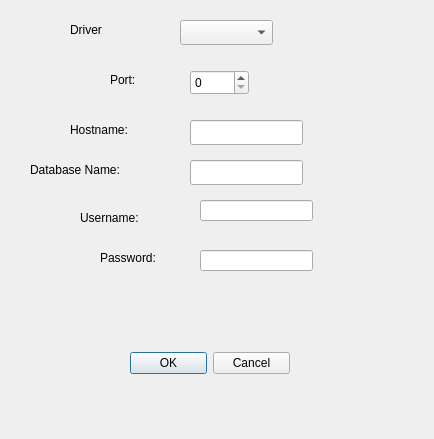
Bjoe/member-manager, file gui-Qt/src/ConnectionDialog.ui: the form before one commit.
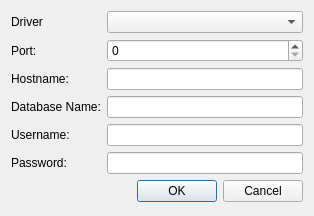
The form after the commit.

Commit message: Dialog aufgeraeumt.

```diff
--- a/gui-Qt/src/ConnectionDialog.ui
+++ b/gui-Qt/src/ConnectionDialog.ui
@@ -6,167 +6,96 @@
    <rect>
     <x>0</x>
     <y>0</y>
-    <width>434</width>
-    <height>439</height>
+    <width>314</width>
+    <height>216</height>
    </rect>
   </property>
+  <property name="sizePolicy">
+   <sizepolicy hsizetype="Fixed" vsizetype="Fixed">
+    <horstretch>0</horstretch>
+    <verstretch>0</verstretch>
+   </sizepolicy>
+  </property>
   <property name="windowTitle">
    <string>ConnectionDialog</string>
   </property>
-  <widget class="QDialogButtonBox" name="buttonBox">
-   <property name="geometry">
-    <rect>
-     <x>130</x>
-     <y>350</y>
-     <width>160</width>
-     <height>26</height>
-    </rect>
-   </property>
-   <property name="standardButtons">
-    <set>QDialogButtonBox::Cancel|QDialogButtonBox::Ok</set>
-   </property>
-  </widget>
-  <widget class="QLabel" name="labelUsername">
-   <property name="geometry">
-    <rect>
-     <x>80</x>
-     <y>210</y>
-     <width>91</width>
-     <height>16</height>
-    </rect>
-   </property>
-   <property name="text">
-    <string>Username:</string>
-   </property>
-  </widget>
-  <widget class="QLineEdit" name="username">
-   <property name="geometry">
-    <rect>
-     <x>200</x>
-     <y>200</y>
-     <width>113</width>
-     <height>21</height>
-    </rect>
-   </property>
-  </widget>
-  <widget class="QLabel" name="labelPasswd">
-   <property name="geometry">
-    <rect>
-     <x>100</x>
-     <y>250</y>
-     <width>81</width>
-     <height>16</height>
-    </rect>
-   </property>
-   <property name="text">
-    <string>Password:</string>
-   </property>
-  </widget>
-  <widget class="QLineEdit" name="passwd">
-   <property name="geometry">
-    <rect>
-     <x>200</x>
-     <y>250</y>
-     <width>113</width>
-     <height>21</height>
-    </rect>
-   </property>
-  </widget>
-  <widget class="QLineEdit" name="databaseName">
-   <property name="geometry">
-    <rect>
-     <x>190</x>
-     <y>160</y>
-     <width>113</width>
-     <height>25</height>
-    </rect>
-   </property>
-  </widget>
-  <widget class="QLabel" name="labelDatabaseName">
-   <property name="geometry">
-    <rect>
-     <x>30</x>
-     <y>160</y>
-     <width>141</width>
-     <height>20</height>
-    </rect>
-   </property>
-   <property name="text">
-    <string>Database Name:</string>
-   </property>
-  </widget>
-  <widget class="QLineEdit" name="hostname">
-   <property name="geometry">
-    <rect>
-     <x>190</x>
-     <y>120</y>
-     <width>113</width>
-     <height>25</height>
-    </rect>
-   </property>
-  </widget>
-  <widget class="QLabel" name="labelHostname">
-   <property name="geometry">
-    <rect>
-     <x>70</x>
-     <y>120</y>
-     <width>101</width>
-     <height>20</height>
-    </rect>
-   </property>
-   <property name="text">
-    <string>Hostname:</string>
-   </property>
-  </widget>
-  <widget class="QSpinBox" name="port">
-   <property name="geometry">
-    <rect>
-     <x>190</x>
-     <y>70</y>
-     <width>59</width>
-     <height>25</height>
-    </rect>
-   </property>
-   <property name="maximum">
-    <number>65335</number>
-   </property>
-  </widget>
-  <widget class="QLabel" name="labelPort">
-   <property name="geometry">
-    <rect>
-     <x>110</x>
-     <y>70</y>
-     <width>51</width>
-     <height>20</height>
-    </rect>
-   </property>
-   <property name="text">
-    <string>Port:</string>
-   </property>
-  </widget>
-  <widget class="QComboBox" name="driver">
-   <property name="geometry">
-    <rect>
-     <x>180</x>
-     <y>20</y>
-     <width>93</width>
-     <height>25</height>
-    </rect>
-   </property>
-  </widget>
-  <widget class="QLabel" name="labelDriver">
-   <property name="geometry">
-    <rect>
-     <x>70</x>
-     <y>20</y>
-     <width>75</width>
-     <height>19</height>
-    </rect>
-   </property>
-   <property name="text">
-    <string>Driver</string>
-   </property>
-  </widget>
+  <layout class="QFormLayout" name="formLayout">
+   <item row="0" column="0">
+    <widget class="QLabel" name="labelDriver">
+     <property name="text">
+      <string>Driver</string>
+     </property>
+    </widget>
+   </item>
+   <item row="0" column="1">
+    <widget class="QComboBox" name="driver"/>
+   </item>
+   <item row="1" column="0">
+    <widget class="QLabel" name="labelPort">
+     <property name="text">
+      <string>Port:</string>
+     </property>
+    </widget>
+   </item>
+   <item row="1" column="1">
+    <widget class="QSpinBox" name="port">
+     <property name="maximum">
+      <number>65335</number>
+     </property>
+    </widget>
+   </item>
+   <item row="2" column="0">
+    <widget class="QLabel" name="labelHostname">
+     <property name="text">
+      <string>Hostname:</string>
+     </property>
+    </widget>
+   </item>
+   <item row="2" column="1">
+    <widget class="QLineEdit" name="hostname"/>
+   </item>
+   <item row="3" column="0">
+    <widget class="QLabel" name="labelDatabaseName">
+     <property name="text">
+      <string>Database Name:</string>
+     </property>
+    </widget>
+   </item>
+   <item row="3" column="1">
+    <widget class="QLineEdit" name="databaseName"/>
+   </item>
+   <item row="4" column="0">
+    <widget class="QLabel" name="labelUsername">
+     <property name="text">
+      <string>Username:</string>
+     </property>
+    </widget>
+   </item>
+   <item row="4" column="1">
+    <widget class="QLineEdit" name="username"/>
+   </item>
+   <item row="5" column="0">
+    <widget class="QLabel" name="labelPasswd">
+     <property name="text">
+      <string>Password:</string>
+     </property>
+    </widget>
+   </item>
+   <item row="5" column="1">
+    <widget class="QLineEdit" name="passwd">
+     <property name="echoMode">
+      <enum>QLineEdit::Password</enum>
+     </property>
+    </widget>
+   </item>
+   <item row="6" column="0" colspan="2">
+    <widget class="QDialogButtonBox" name="buttonBox">
+     <property name="standardButtons">
+      <set>QDialogButtonBox::Cancel|QDialogButtonBox::Ok</set>
+     </property>
+    </widget>
+   </item>
+  </layout>
  </widget>
  <layoutdefault spacing="6" margin="11"/>
  <resources/>
```
Left out of the diff: 9 changed lines with no effect on the pictures.
